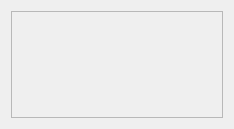
First picture: the form in tools/setupfiletool/ui/devicewidget.ui, repository mlz-ictrl/nicos, before the edit.
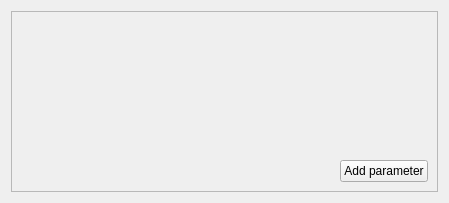
Second picture: the form after the edit.

What changed in the file:
```diff
--- a/tools/setupfiletool/ui/devicewidget.ui
+++ b/tools/setupfiletool/ui/devicewidget.ui
@@ -6,14 +6,14 @@
    <rect>
     <x>0</x>
     <y>0</y>
-    <width>234</width>
-    <height>129</height>
+    <width>449</width>
+    <height>203</height>
    </rect>
   </property>
   <property name="windowTitle">
    <string>Form</string>
   </property>
-  <layout class="QVBoxLayout" name="verticalLayout">
+  <layout class="QVBoxLayout" name="verticalLayout_2">
    <item>
     <widget class="QScrollArea" name="scrollArea">
      <property name="widgetResizable">
@@ -24,11 +24,11 @@
        <rect>
         <x>0</x>
         <y>0</y>
-        <width>218</width>
-        <height>113</height>
+        <width>429</width>
+        <height>183</height>
        </rect>
       </property>
-      <layout class="QVBoxLayout" name="verticalLayout_2">
+      <layout class="QVBoxLayout" name="verticalLayout" stretch="1,0">
        <item>
         <widget class="QWidget" name="widget" native="true">
          <layout class="QVBoxLayout" name="paramList">
@@ -38,6 +38,30 @@
          </layout>
         </widget>
        </item>
+       <item>
+        <layout class="QHBoxLayout" name="horizontalLayout">
+         <item>
+          <spacer name="horizontalSpacer">
+           <property name="orientation">
+            <enum>Qt::Horizontal</enum>
+           </property>
+           <property name="sizeHint" stdset="0">
+            <size>
+             <width>40</width>
+             <height>20</height>
+            </size>
+           </property>
+          </spacer>
+         </item>
+         <item>
+          <widget class="QPushButton" name="pushButtonAdd">
+           <property name="text">
+            <string>Add parameter</string>
+           </property>
+          </widget>
+         </item>
+        </layout>
+       </item>
       </layout>
      </widget>
     </widget>
```
Left out of the diff: 2 changed lines with no effect on the pictures.
